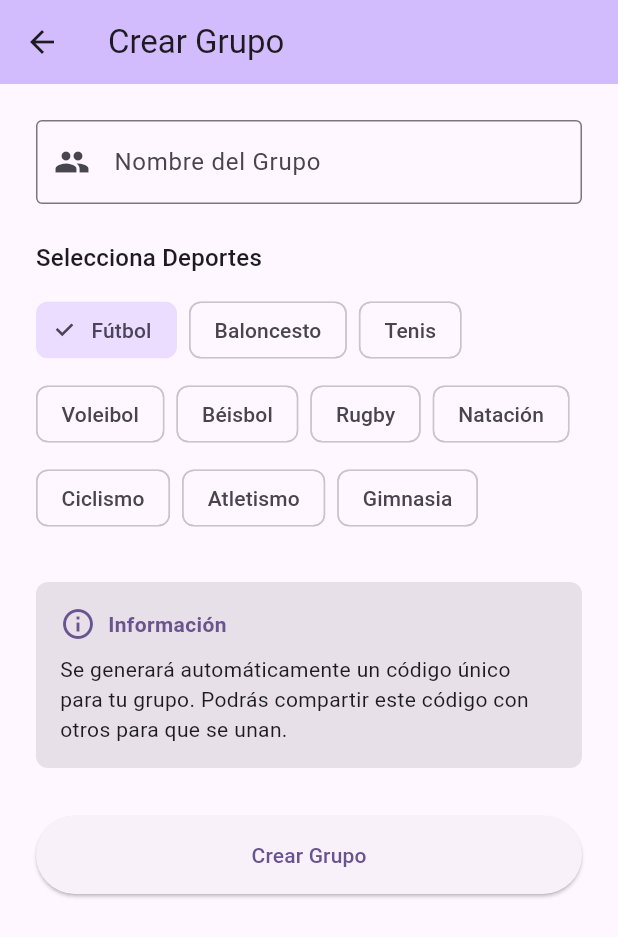
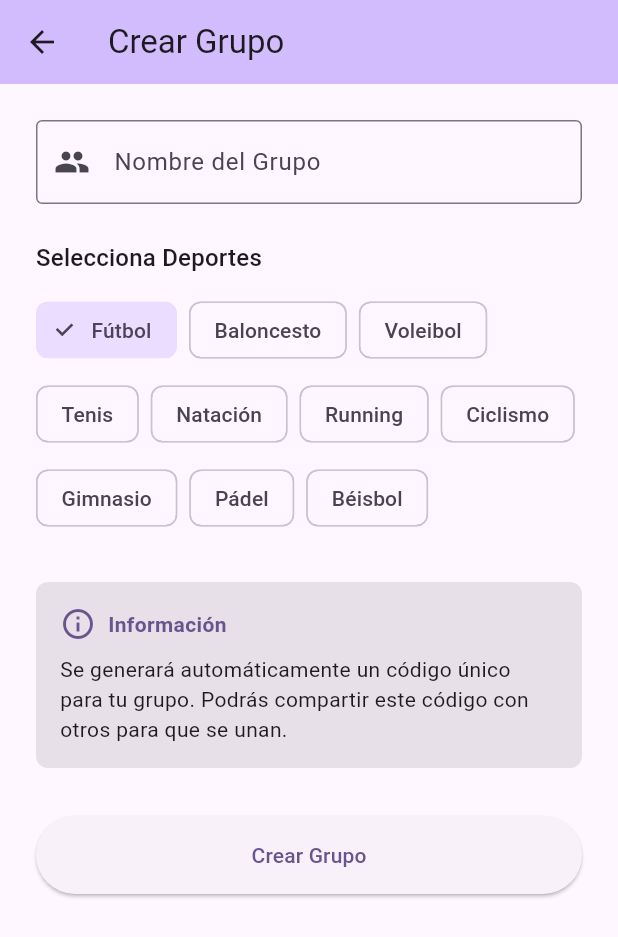
Before and after one commit to ricardocotillo/proplay, a Flutter app: the CreateGroupScreen screen opened by its route, after a tap on "Fútbol", on a phone screen of 412 x 824 dp. Shown: the top 937 px of the screen. Run offline on Flutter 3.47's test engine with Material 3 defaults, Android fonts, the phone set to English and light mode, and no system bars; our stand-ins replace bloc, cached_network_image, cloud_firestore, equatable, firebase_auth, firebase_core and 5 more; accounts and stored records are empty.

Commit message:
refactor: standardize sports selection to use lowercase values in CreateGroupScreen
- Separated display names from stored values in _availableSports list
- Added 'display' and 'value' keys to each sport entry with lowercase values
- Updated FilterChip to use sportValue for selection state and storage
- Display names remain capitalized for UI while database stores lowercase
- Updated sports list to match user sports selection dialog options

```diff
--- a/lib/screens/create_group_screen.dart
+++ b/lib/screens/create_group_screen.dart
@@ -18,17 +18,17 @@ class _CreateGroupScreenState extends State<CreateGroupScreen> {
   final _groupNameController = TextEditingController();
 
   // Available sports
-  final List<String> _availableSports = [
-    'Fútbol',
-    'Baloncesto',
-    'Tenis',
-    'Voleibol',
-    'Béisbol',
-    'Rugby',
-    'Natación',
-    'Ciclismo',
-    'Atletismo',
-    'Gimnasia',
+  final List<Map<String, String>> _availableSports = [
+    {'display': 'Fútbol', 'value': 'fútbol'},
+    {'display': 'Baloncesto', 'value': 'baloncesto'},
+    {'display': 'Voleibol', 'value': 'voleibol'},
+    {'display': 'Tenis', 'value': 'tenis'},
+    {'display': 'Natación', 'value': 'natación'},
+    {'display': 'Running', 'value': 'running'},
+    {'display': 'Ciclismo', 'value': 'ciclismo'},
+    {'display': 'Gimnasio', 'value': 'gimnasio'},
+    {'display': 'Pádel', 'value': 'pádel'},
+    {'display': 'Béisbol', 'value': 'béisbol'},
   ];
 
   final List<String> _selectedSports = [];
@@ -120,18 +120,20 @@ class _CreateGroupScreenState extends State<CreateGroupScreen> {
                     spacing: 8,
                     runSpacing: 8,
                     children: _availableSports.map((sport) {
-                      final isSelected = _selectedSports.contains(sport);
+                      final sportDisplay = sport['display']!;
+                      final sportValue = sport['value']!;
+                      final isSelected = _selectedSports.contains(sportValue);
                       return FilterChip(
-                        label: Text(sport),
+                        label: Text(sportDisplay),
                         selected: isSelected,
                         onSelected: isLoading
                             ? null
                             : (selected) {
                                 setState(() {
                                   if (selected) {
-                                    _selectedSports.add(sport);
+                                    _selectedSports.add(sportValue);
                                   } else {
-                                    _selectedSports.remove(sport);
+                                    _selectedSports.remove(sportValue);
                                   }
                                 });
                               },
```
